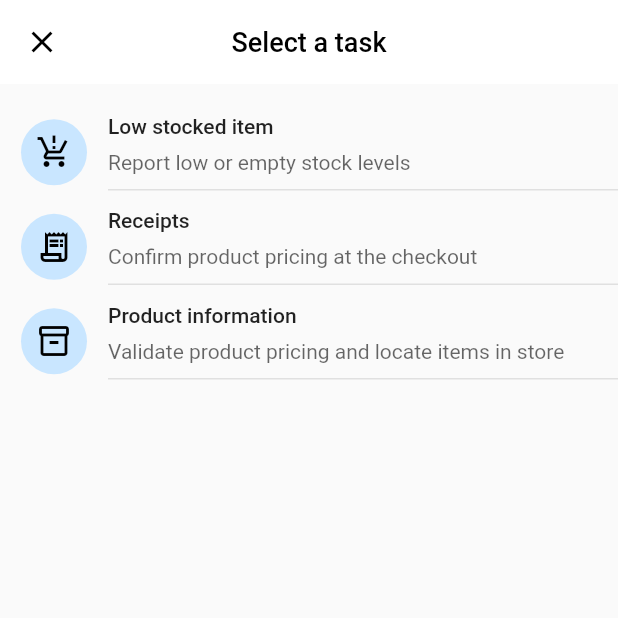
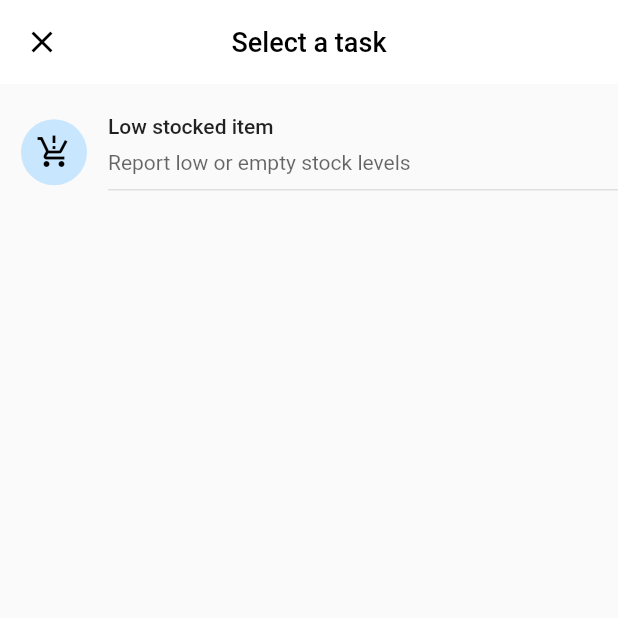
Before and after one commit to Pondrop/Pondrop.UI.Mobile, a Flutter app: the TaskTemplatesPage screen opened directly, on a phone screen of 412 x 824 dp, the top half of it. Run offline on Flutter 3.47's test engine with Material 2 defaults, Android fonts, the phone set to English and light mode, and no system bars; our stand-ins replace bloc, bloc_concurrency, email_validator, equatable, flutter_bloc, flutter_secure_storage and 4 more; missing offline and left inert: geocode, jwt_decode; accounts and stored records are empty; generated files the repository leaves out were written again.

Commit message:
Hide other task templates

```diff
--- a/lib/task_templates/view/task_templates_page.dart
+++ b/lib/task_templates/view/task_templates_page.dart
@@ -51,16 +51,16 @@ class TaskTemplatesPage extends StatelessWidget {
                 title: "Low stocked item",
                 subtitle: "Report low or empty stock levels",
               ),
-              TaskTemplateListItem(
-                icon: Icons.receipt_long_outlined,
-                title: "Receipts",
-                subtitle: "Confirm product pricing at the checkout",
-              ),
-              TaskTemplateListItem(
-                icon: Icons.inventory_2_outlined,
-                title: "Product information",
-                subtitle: "Validate product pricing and locate items in store",
-              )
+              // TaskTemplateListItem(
+              //   icon: Icons.receipt_long_outlined,
+              //   title: "Receipts",
+              //   subtitle: "Confirm product pricing at the checkout",
+              // ),
+              // TaskTemplateListItem(
+              //   icon: Icons.inventory_2_outlined,
+              //   title: "Product information",
+              //   subtitle: "Validate product pricing and locate items in store",
+              // )
             ],
           ));
     });
```
